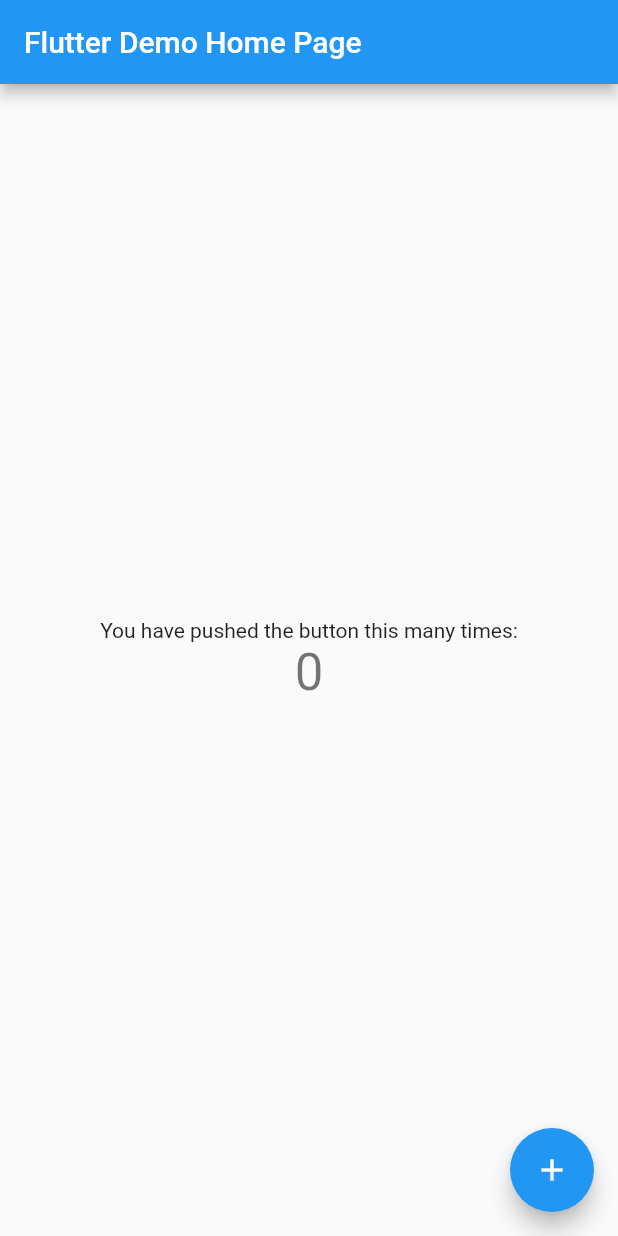
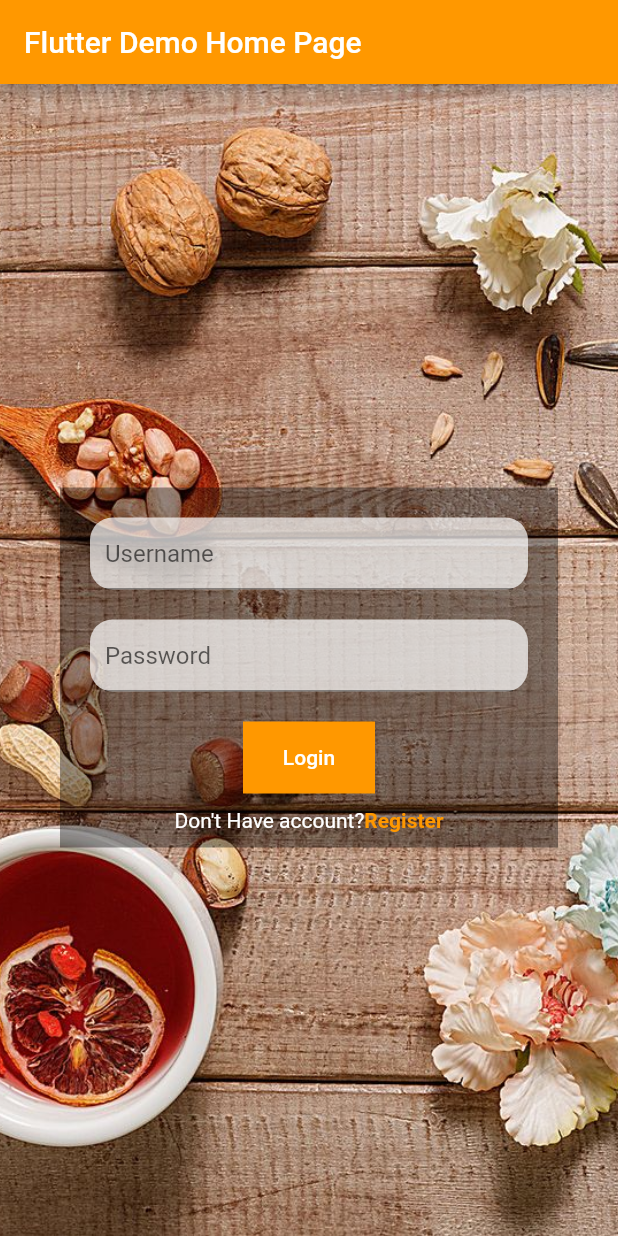
Before and after one commit to furqanullah717/Restaurants-social-mobile-app-flutter, a Flutter app: the screen it shows after launch, on a phone screen of 412 x 824 dp. Run offline on Flutter 3.47's test engine with Material 2 defaults, Android fonts, the phone set to English and light mode, and no system bars.

Commit message:
login view added

```diff
--- a/lib/main.dart
+++ b/lib/main.dart
@@ -1,4 +1,8 @@
+import 'package:Restaurant_social_mobile_app/widget/CustomButton.dart';
+import 'package:Restaurant_social_mobile_app/widget/CustomTextField.dart';
 import 'package:flutter/material.dart';
+
+import 'widget/LoginToggleText.dart';
 
 void main() {
   runApp(MyApp());
@@ -11,7 +15,7 @@ class MyApp extends StatelessWidget {
     return MaterialApp(
       title: 'Flutter Demo',
       theme: ThemeData(
-        primarySwatch: Colors.blue,
+        primarySwatch: Colors.orange,
         visualDensity: VisualDensity.adaptivePlatformDensity,
       ),
       home: MyHomePage(title: 'Flutter Demo Home Page'),
@@ -28,39 +32,61 @@ class MyHomePage extends StatefulWidget {
 }
 
 class _MyHomePageState extends State<MyHomePage> {
-  int _counter = 0;
-
-  void _incrementCounter() {
-    setState(() {
-      _counter++;
-    });
-  }
-
   @override
   Widget build(BuildContext context) {
     return Scaffold(
       appBar: AppBar(
-        title: Text(widget.title),
+        title: Text(
+          widget.title,
+          style: TextStyle(color: Colors.white),
+        ),
       ),
       body: Center(
-        child: Column(
-          mainAxisAlignment: MainAxisAlignment.center,
-          children: <Widget>[
-            Text(
-              'You have pushed the button this many times:',
-            ),
-            Text(
-              '$_counter',
-              style: Theme.of(context).textTheme.headline4,
-            ),
-          ],
+        child: Container(
+          decoration: BoxDecoration(
+            image: DecorationImage(
+                image: AssetImage("assets/images/bg_login.jpg"),
+                fit: BoxFit.cover),
+          ),
+          child: Column(
+            children: [
+              Expanded(
+                child: Container(
+                  alignment: Alignment.center,
+                  margin: EdgeInsets.only(top: 10),
+                  child: Wrap(
+                    children: [
+                      Container(
+                        decoration:
+                            BoxDecoration(color: Color.fromARGB(100, 0, 0, 0)),
+                        padding: EdgeInsets.all(10),
+                        margin: EdgeInsets.all(40),
+                        child: Center(
+                          child: Column(
+                            children: [
+                              CustomTextField("Username",
+                                  TextInputType.emailAddress, false),
+                              CustomTextField("Password",
+                                  TextInputType.visiblePassword, true),
+                              CustomButton(),
+                              SizedBox(
+                                height: 10,
+                              ),
+                              ToggleLogin("Don't Have account?", "Register",()=>{
+                                print("Toggle clicked")
+                              }),
+                            ],
+                          ),
+                        ),
+                      ),
+                    ],
+                  ),
+                ),
+              ),
+            ],
+          ),
         ),
       ),
-      floatingActionButton: FloatingActionButton(
-        onPressed: _incrementCounter,
-        tooltip: 'Increment',
-        child: Icon(Icons.add),
-      ), // This trailing comma makes auto-formatting nicer for build methods.
     );
   }
 }
--- /dev/null
+++ b/lib/views/LoginView.dart
@@ -0,0 +1,10 @@
+
+
+import 'package:flutter/material.dart';
+
+class LoginView extends StatelessWidget {
+  @override
+  Widget build(BuildContext context) {
+    return Container();
+  }
+}
--- /dev/null
+++ b/lib/widget/CustomButton.dart
@@ -0,0 +1,22 @@
+
+
+import 'package:flutter/material.dart';
+
+class CustomButton extends StatelessWidget {
+  @override
+  Widget build(BuildContext context) {
+    return Container(
+      decoration: BoxDecoration(color: Colors.orange),
+      margin: EdgeInsets.only(top: 10),
+      child: Expanded(
+        child: FlatButton(
+          onPressed: () => {},
+          child: (Text(
+            "Login",
+            style: TextStyle(color: Colors.white),
+          )),
+        ),
+      ),
+    );
+  }
+}
--- /dev/null
+++ b/lib/widget/CustomTextField.dart
@@ -0,0 +1,34 @@
+import 'package:flutter/material.dart';
+
+class CustomTextField extends StatelessWidget {
+  String hint;
+  TextInputType textInputType;
+  bool obscureText = true;
+
+  CustomTextField(String hint, TextInputType textInputType, bool obscureText) {
+    this.hint = hint;
+    this.textInputType = textInputType;
+    this.obscureText = obscureText;
+  }
+
+  @override
+  Widget build(BuildContext context) {
+    return Container(
+        decoration: BoxDecoration(
+          color: Colors.white70,
+          borderRadius: BorderRadius.circular(15.0),
+        ),
+        margin: EdgeInsets.all(10),
+        padding: EdgeInsets.symmetric(vertical:0, horizontal: 10),
+        child: Center(
+          child: TextFormField(
+            obscureText: obscureText,
+            decoration: InputDecoration(
+              hintText: hint,
+            ),
+            style: TextStyle(color: Colors.black54, fontSize: 16),
+            keyboardType: textInputType,
+          ),
+        ));
+  }
+}
--- /dev/null
+++ b/lib/widget/LoginToggleText.dart
@@ -0,0 +1,37 @@
+import 'package:flutter/material.dart';
+
+class ToggleLogin extends StatelessWidget {
+  String msg;
+  String button;
+  Function buttonClick;
+
+  ToggleLogin(String msg, String button, Function buttonClick) {
+    this.msg = msg;
+    this.button = button;
+    this.buttonClick = buttonClick;
+  }
+
+  @override
+  Widget build(BuildContext context) {
+    return Container(
+      child: Row(
+        crossAxisAlignment: CrossAxisAlignment.center,
+        mainAxisAlignment: MainAxisAlignment.center,
+        children: [
+          Text(
+            this.msg,
+            style: TextStyle(color: Colors.white),
+          ),
+          InkWell(
+            child: Text(
+              this.button,
+              style:
+                  TextStyle(fontWeight: FontWeight.bold, color: Colors.orange),
+            ),
+            onTap: this.buttonClick,
+          )
+        ],
+      ),
+    );
+  }
+}
--- a/pubspec.yaml
+++ b/pubspec.yaml
@@ -43,10 +43,8 @@ flutter:
   # included with your application, so that you can use the icons in
   # the material Icons class.
   uses-material-design: true
-
-  # To add assets to your application, add an assets section, like this:
-  # assets:
-  #   - images/a_dot_burr.jpeg
+  assets:
+    - assets/images/bg_login.jpg
   #   - images/a_dot_ham.jpeg
 
   # An image asset can refer to one or more resolution-specific "variants", see
```
Also changed, not shown: assets/images/bg_login.jpg (added), lib/views/SignUpView.dart (added).
